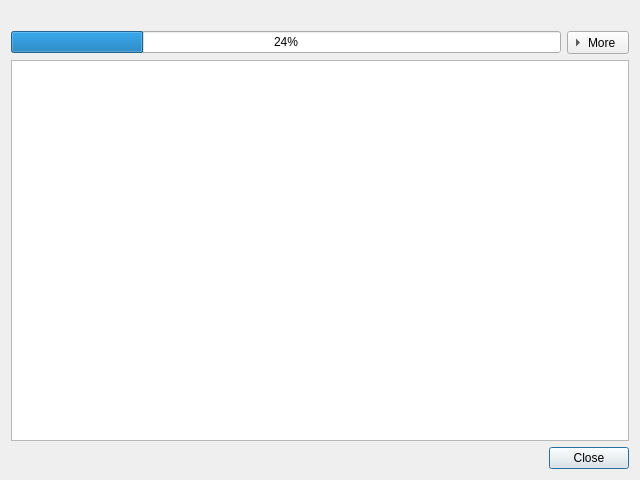
alorence/tym, file src/tasks/taskmonitor.ui: the form before one commit.
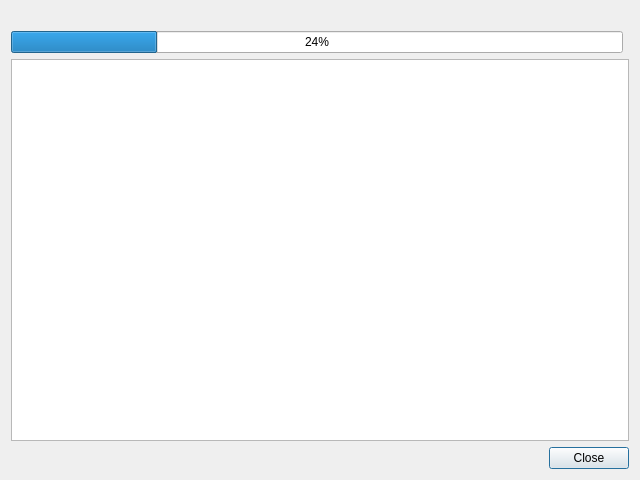
The form after the commit.

Commit message: (monitor) Remove moreButton for now

What changed in the file:
```diff
--- a/src/tasks/taskmonitor.ui
+++ b/src/tasks/taskmonitor.ui
@@ -47,22 +47,6 @@
      </property>
     </widget>
    </item>
-   <item row="1" column="1">
-    <widget class="QToolButton" name="moreButton">
-     <property name="text">
-      <string>More</string>
-     </property>
-     <property name="checkable">
-      <bool>true</bool>
-     </property>
-     <property name="toolButtonStyle">
-      <enum>Qt::ToolButtonTextBesideIcon</enum>
-     </property>
-     <property name="arrowType">
-      <enum>Qt::RightArrow</enum>
-     </property>
-    </widget>
-   </item>
   </layout>
   <action name="actionMore">
    <property name="checkable">
```
The commit also changes 2 other files.
